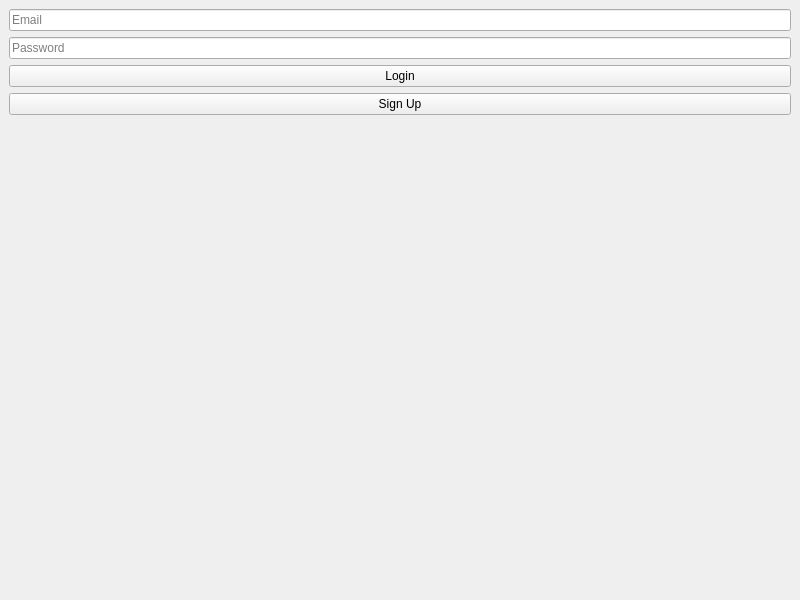
Qt form StudentManagement/StudentManagement/StudentManagement.ui (Vaanemm/System-Programming) before a commit.
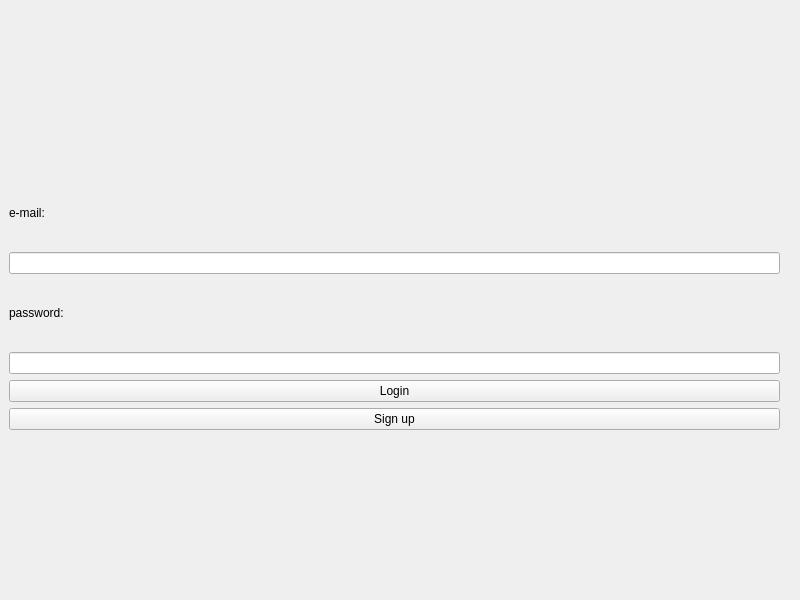
The same form after that commit.

```diff
--- a/StudentManagement/StudentManagement/StudentManagement.ui
+++ b/StudentManagement/StudentManagement/StudentManagement.ui
@@ -15,41 +15,102 @@
 		</property>
 		<widget class="QWidget" name="centralwidget">
 			<layout class="QVBoxLayout" name="verticalLayout">
-				<item>
-					<widget class="QLineEdit" name="_mail">
-						<property name="placeholderText">
-							<string>Email</string>
-						</property>
-					</widget>
-				</item>
-				<item>
-					<widget class="QLineEdit" name="_password">
-						<property name="echoMode">
-							<enum>QLineEdit::Password</enum>
-						</property>
-						<property name="placeholderText">
-							<string>Password</string>
-						</property>
-					</widget>
-				</item>
-				<item>
-					<widget class="QPushButton" name="btnLogin">
-						<property name="text">
-							<string>Login</string>
-						</property>
-					</widget>
-				</item>
-				<item>
-					<widget class="QPushButton" name="btnGoToSignup">
-						<property name="text">
-							<string>Sign Up</string>
-						</property>
-					</widget>
-				</item>
 				<item>
 					<widget class="QStackedWidget" name="stackedWidget">
-						<widget class="QWidget" name="page_login"/>
-						<widget class="QWidget" name="page_dashboard"/>
+      <widget class="QWidget" name="LoginPage">
+       <widget class="QWidget" name="verticalLayoutWidget">
+        <property name="geometry">
+         <rect>
+          <x>0</x>
+          <y>10</y>
+          <width>771</width>
+          <height>571</height>
+         </rect>
+        </property>
+        <layout class="QVBoxLayout" name="verticalLayout_2">
+         <item>
+          <spacer name="verticalSpacer">
+           <property name="orientation">
+            <enum>Qt::Vertical</enum>
+           </property>
+           <property name="sizeType">
+            <enum>QSizePolicy::Fixed</enum>
+           </property>
+           <property name="sizeHint" stdset="0">
+            <size>
+             <width>20</width>
+             <height>160</height>
+            </size>
+           </property>
+          </spacer>
+         </item>
+         <item>
+          <widget class="QLabel" name="UserNameText">
+           <property name="text">
+            <string>e-mail:</string>
+           </property>
+          </widget>
+         </item>
+         <item>
+          <widget class="QLineEdit" name="UserNameField"/>
+         </item>
+         <item>
+          <widget class="QLabel" name="PasswordText">
+           <property name="text">
+            <string>password:</string>
+           </property>
+          </widget>
+         </item>
+         <item>
+          <widget class="QLineEdit" name="PasswordField">
+           <property name="sizePolicy">
+            <sizepolicy hsizetype="Expanding" vsizetype="Fixed">
+             <horstretch>0</horstretch>
+             <verstretch>0</verstretch>
+            </sizepolicy>
+           </property>
+           <property name="maxLength">
+            <number>32767</number>
+           </property>
+          </widget>
+         </item>
+         <item>
+          <widget class="QPushButton" name="LoginButton">
+           <property name="text">
+            <string>Login</string>
+           </property>
+          </widget>
+         </item>
+         <item>
+          <widget class="QPushButton" name="SignUpPageButton">
+           <property name="text">
+            <string>Sign up</string>
+           </property>
+          </widget>
+         </item>
+         <item>
+          <spacer name="verticalSpacer_2">
+           <property name="orientation">
+            <enum>Qt::Vertical</enum>
+           </property>
+           <property name="sizeType">
+            <enum>QSizePolicy::Fixed</enum>
+           </property>
+           <property name="sizeHint" stdset="0">
+            <size>
+             <width>20</width>
+             <height>160</height>
+            </size>
+           </property>
+          </spacer>
+         </item>
+        </layout>
+       </widget>
+      </widget>
+      <widget class="QWidget" name="SignUpPage"/>
+      <widget class="QWidget" name="SettingsPage"/>
+      <widget class="QWidget" name="MailPage"/>
+      <widget class="QWidget" name="MainMenuPage"/>
 					</widget>
 				</item>
 			</layout>
```
Lines whose indentation alone changed are shown as unchanged.
